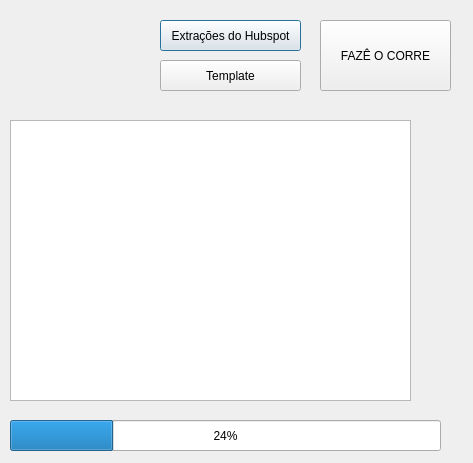
First picture: the form in CORREDOR.ui, repository rfagaraz/GP-LeadGen, before the edit.
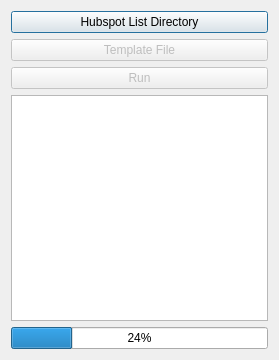
Second picture: the form after the edit. Icons and pictures are not drawn.

Patch:
```diff
--- a/CORREDOR.ui
+++ b/CORREDOR.ui
@@ -6,97 +6,63 @@
    <rect>
     <x>0</x>
     <y>0</y>
-    <width>473</width>
-    <height>463</height>
+    <width>279</width>
+    <height>360</height>
    </rect>
   </property>
   <property name="windowTitle">
    <string>Dialog</string>
   </property>
-  <widget class="QProgressBar" name="progressBar">
-   <property name="geometry">
-    <rect>
-     <x>10</x>
-     <y>420</y>
-     <width>431</width>
-     <height>31</height>
-    </rect>
+  <layout class="QGridLayout" name="gridLayout">
+   <item row="0" column="0">
+    <widget class="QPushButton" name="pushButton_Hub">
+     <property name="text">
+      <string>Hubspot List Directory</string>
+     </property>
+    </widget>
+   </item>
+   <item row="1" column="0">
+    <widget class="QPushButton" name="pushButton_Templ">
+     <property name="enabled">
+      <bool>false</bool>
+     </property>
+     <property name="text">
+      <string>Template File</string>
+     </property>
+    </widget>
+   </item>
+   <item row="2" column="0">
+    <widget class="QPushButton" name="pushButton_Run">
+     <property name="enabled">
+      <bool>false</bool>
+     </property>
+     <property name="text">
+      <string>Run</string>
+     </property>
+    </widget>
+   </item>
+   <item row="3" column="0">
+    <widget class="QTextBrowser" name="textBrowser"/>
+   </item>
+   <item row="4" column="0">
+    <widget class="QProgressBar" name="progressBar">
+     <property name="value">
+      <number>24</number>
+     </property>
+    </widget>
+   </item>
+  </layout>
+  <action name="actionTest">
+   <property name="checkable">
+    <bool>false</bool>
    </property>
-   <property name="value">
-    <number>24</number>
-   </property>
-  </widget>
-  <widget class="QPushButton" name="pushButton">
-   <property name="geometry">
-    <rect>
-     <x>160</x>
-     <y>20</y>
-     <width>141</width>
-     <height>31</height>
-    </rect>
-   </property>
    <property name="text">
-    <string>Extrações do Hubspot</string>
+    <string>Test</string>
    </property>
-  </widget>
-  <widget class="QPushButton" name="pushButton_2">
-   <property name="geometry">
-    <rect>
-     <x>160</x>
-     <y>60</y>
-     <width>141</width>
-     <height>31</height>
-    </rect>
+   <property name="whatsThis">
+    <string>&lt;html&gt;&lt;head/&gt;&lt;body&gt;&lt;p&gt;This is a test action&lt;/p&gt;&lt;/body&gt;&lt;/html&gt;</string>
    </property>
-   <property name="text">
-    <string>Template</string>
-   </property>
-  </widget>
-  <widget class="QLabel" name="label">
-   <property name="geometry">
-    <rect>
-     <x>10</x>
-     <y>10</y>
-     <width>141</width>
-     <height>101</height>
-    </rect>
-   </property>
-   <property name="text">
-    <string/>
-   </property>
-   <property name="pixmap">
-    <pixmap>../../../Desktop/gp logo.jpg</pixmap>
-   </property>
-   <property name="margin">
-    <number>1</number>
-   </property>
-   <property name="indent">
-    <number>1</number>
-   </property>
-  </widget>
-  <widget class="QTextBrowser" name="textBrowser">
-   <property name="geometry">
-    <rect>
-     <x>10</x>
-     <y>120</y>
-     <width>401</width>
-     <height>281</height>
-    </rect>
-   </property>
-  </widget>
-  <widget class="QPushButton" name="pushButton_3">
-   <property name="geometry">
-    <rect>
-     <x>320</x>
-     <y>20</y>
-     <width>131</width>
-     <height>71</height>
-    </rect>
-   </property>
-   <property name="text">
-    <string>FAZÊ O CORRE</string>
-   </property>
-  </widget>
+  </action>
  </widget>
  <resources/>
  <connections/>
```
Left out of the diff: 35 changed lines with no effect on the pictures.
